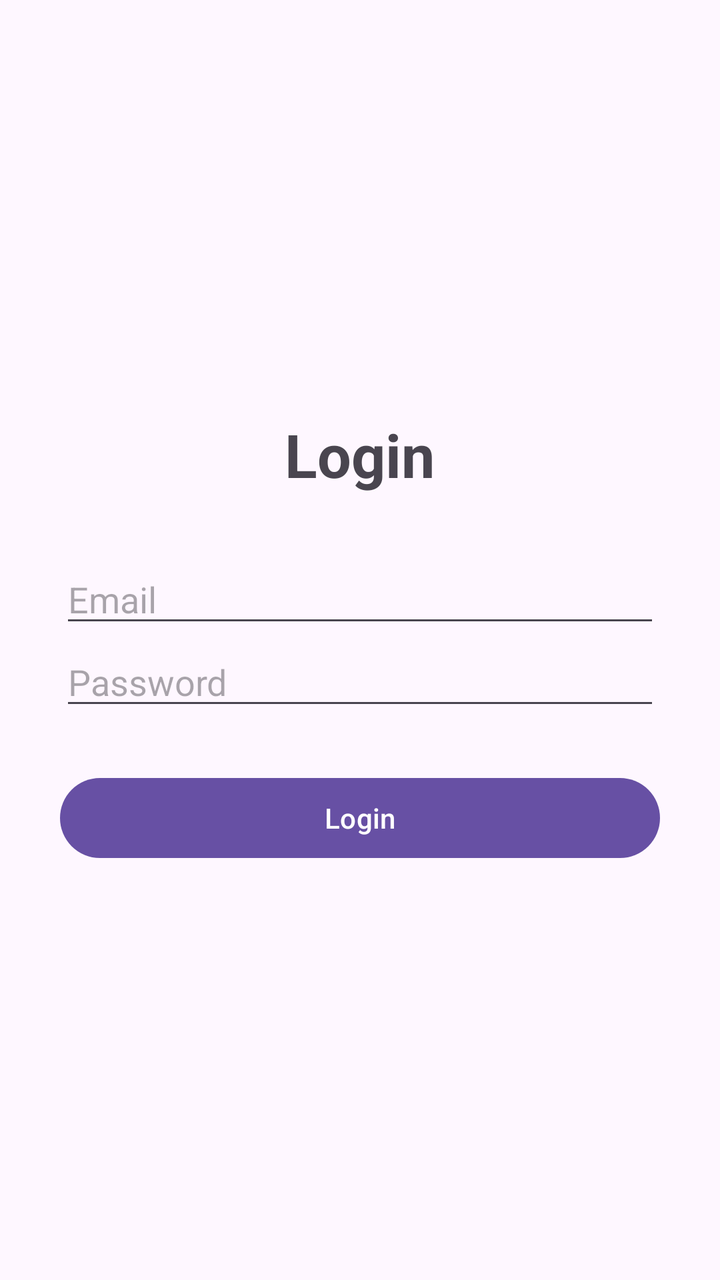
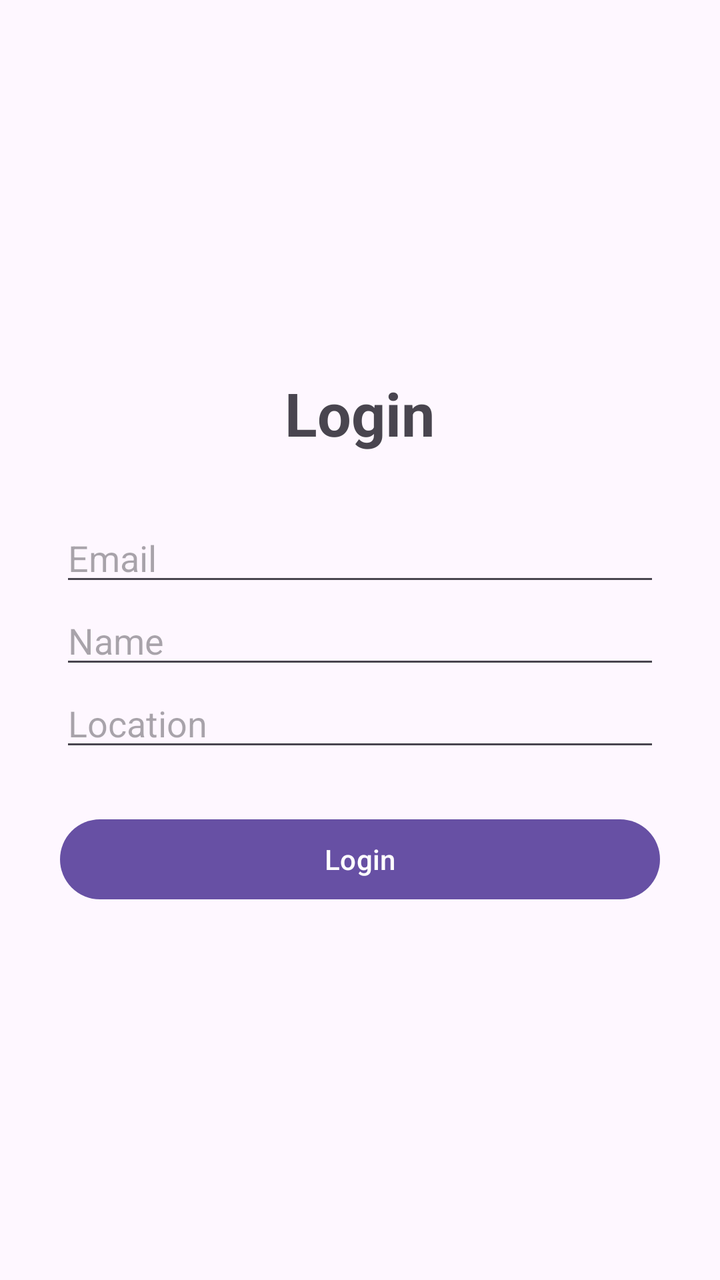

Compare the two renders of this Android layout. The source of the first and the diff that turns it into the second are given below.
<!-- AndroidManifest.xml: application theme Theme.MyApplication -->
<!-- res/layout/activity_main.xml -->
<?xml version="1.0" encoding="utf-8"?>
<LinearLayout
    xmlns:android="http://schemas.android.com/apk/res/android"
    android:layout_width="match_parent"
    android:layout_height="match_parent"
    android:orientation="vertical"
    android:gravity="center"
    android:padding="30dp">

    <TextView
        android:layout_width="wrap_content"
        android:layout_height="wrap_content"
        android:text="Login"
        android:textSize="30sp"
        android:textStyle="bold"
        android:layout_marginBottom="30dp"/>

    <EditText
        android:id="@+id/etEmail"
        android:layout_width="match_parent"
        android:layout_height="wrap_content"
        android:hint="Email"
        android:inputType="textEmailAddress"/>

    <EditText
        android:id="@+id/etPassword"
        android:layout_width="match_parent"
        android:layout_height="wrap_content"
        android:hint="Password"
        android:inputType="textPassword"/>

    <Button
        android:id="@+id/btnLogin"
        android:layout_width="match_parent"
        android:layout_height="wrap_content"
        android:text="Login"
        android:layout_marginTop="25dp"/>

</LinearLayout>
<!-- resources referenced by this layout -->
<resources>
  <style name="Theme.MyApplication" parent="Base.Theme.MyApplication" />
  <style name="Base.Theme.MyApplication" parent="Theme.Material3.DayNight.NoActionBar">
          
          
      </style>
</resources>

<!-- the commit's change to res/layout/activity_main.xml (unified diff, before → after) -->
@@ -23,11 +23,18 @@
         android:inputType="textEmailAddress"/>
 
     <EditText
-        android:id="@+id/etPassword"
+        android:id="@+id/etName"
         android:layout_width="match_parent"
         android:layout_height="wrap_content"
-        android:hint="Password"
-        android:inputType="textPassword"/>
+        android:hint="Name"
+        android:inputType="textPersonName"/>
+
+    <EditText
+        android:id="@+id/etLocation"
+        android:layout_width="match_parent"
+        android:layout_height="wrap_content"
+        android:hint="Location"
+        android:inputType="textCapWords"/>
 
     <Button
         android:id="@+id/btnLogin"
